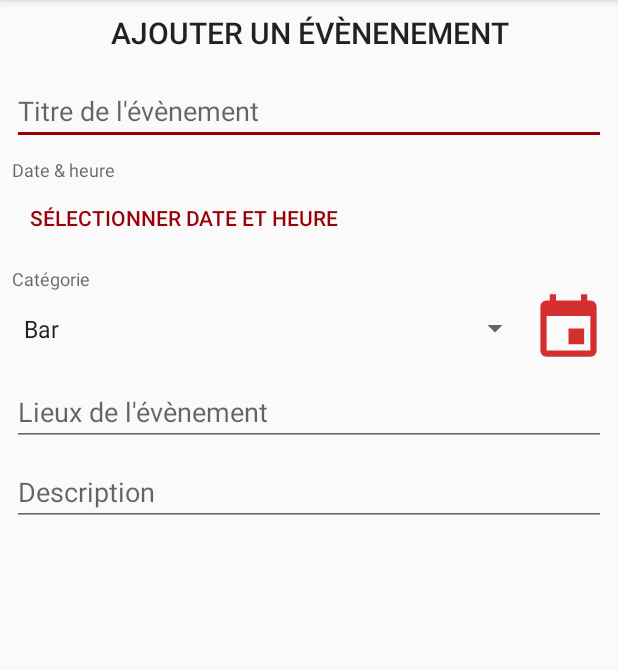
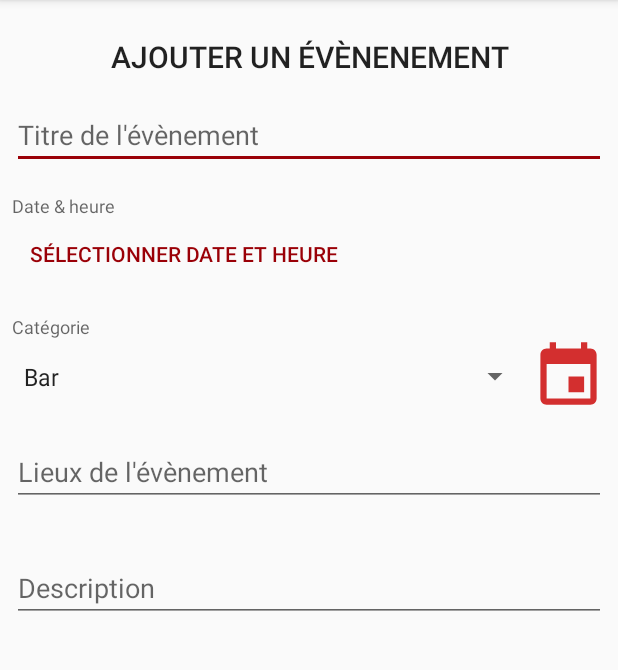
Before and after one commit to DTAMeetUp/App-DTAMeetUp, an Android app: the AddEventActivity screen opened directly, with no data from a screen before it, on a phone screen of 412 x 824 dp, the part 84-754 px from its top. Run offline under Robolectric (Android 15) with nearby library versions, the phone set to English and light mode, and no system bars; our stand-ins replace Firebase (no records; nobody signed in at launch, a user with empty details on screens opened directly).

Commit message:
Adjusments in add event layout

```diff
--- a/app/src/main/res/layout/content_add_event.xml
+++ b/app/src/main/res/layout/content_add_event.xml
@@ -5,8 +5,9 @@
     android:layout_width="match_parent"
     android:layout_height="match_parent"
     android:layout_margin="@dimen/small_margin"
-    app:layout_behavior="@string/appbar_scrolling_view_behavior"
-    android:orientation="vertical">
+    android:orientation="vertical"
+    android:paddingTop="@dimen/default_margin"
+    app:layout_behavior="@string/appbar_scrolling_view_behavior">
 
     <TextView
         android:id="@+id/textView"
@@ -22,7 +23,7 @@
         android:id="@+id/eventTitleEditText"
         android:layout_width="match_parent"
         android:layout_height="wrap_content"
-        android:layout_marginBottom="@dimen/small_margin"
+        android:layout_marginBottom="@dimen/default_margin"
         android:ems="10"
         android:hint="@string/event_title"
         android:inputType="text" />
@@ -39,7 +40,7 @@
         style="@style/Widget.AppCompat.Button.Borderless.Colored"
         android:layout_width="match_parent"
         android:layout_height="wrap_content"
-        android:layout_marginBottom="@dimen/small_margin"
+        android:layout_marginBottom="@dimen/default_margin"
         android:text="@string/selectDateTime"
         android:textAlignment="textStart" />
 
@@ -53,7 +54,7 @@
     <LinearLayout
         android:layout_width="match_parent"
         android:layout_height="wrap_content"
-        android:layout_marginBottom="@dimen/small_margin"
+        android:layout_marginBottom="@dimen/default_margin"
         android:orientation="horizontal">
 
         <Spinner
@@ -75,7 +76,7 @@
         android:id="@+id/locationEditText"
         android:layout_width="match_parent"
         android:layout_height="wrap_content"
-        android:layout_marginBottom="@dimen/small_margin"
+        android:layout_marginBottom="@dimen/big_margin"
         android:ems="10"
         android:hint="@string/location"
         android:inputType="textPersonName" />
--- a/app/src/main/res/values/dimens.xml
+++ b/app/src/main/res/values/dimens.xml
@@ -1,6 +1,7 @@
 <?xml version="1.0" encoding="utf-8"?>
 <resources>
     <dimen name="text_margin">16dp</dimen>
+    <dimen name="big_margin">32dp</dimen>
     <dimen name="default_margin">16dp</dimen>
     <dimen name="small_margin">8dp</dimen>
 </resources>
```
Also changed, not shown: app/src/main/res/drawable/ic_location.xml (added, +9 -0 lines).
